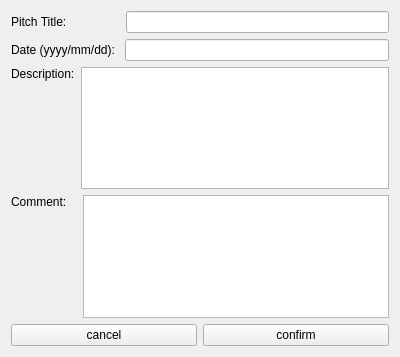
This is SDDD/addpitch.ui in hux8/SDD-Project as Qt 5 draws it before an edit. The edited form follows.
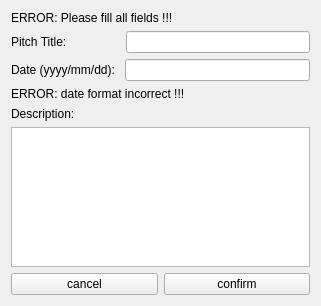
This is the edited form.

Patch:
```diff
--- a/SDDD/addpitch.ui
+++ b/SDDD/addpitch.ui
@@ -6,14 +6,21 @@
    <rect>
     <x>0</x>
     <y>0</y>
-    <width>400</width>
-    <height>357</height>
+    <width>321</width>
+    <height>306</height>
    </rect>
   </property>
   <property name="windowTitle">
    <string>Add New Pitch</string>
   </property>
   <layout class="QVBoxLayout" name="verticalLayout">
+   <item>
+    <widget class="QLabel" name="error">
+     <property name="text">
+      <string>ERROR: Please fill all fields !!!</string>
+     </property>
+    </widget>
+   </item>
    <item>
     <layout class="QHBoxLayout" name="horizontalLayout_4">
      <item>
@@ -42,15 +49,22 @@
      </item>
     </layout>
    </item>
+   <item alignment="Qt::AlignTop">
+    <widget class="QLabel" name="errord">
+     <property name="text">
+      <string>ERROR: date format incorrect !!!</string>
+     </property>
+    </widget>
+   </item>
+   <item>
+    <widget class="QLabel" name="label_3">
+     <property name="text">
+      <string>Description:</string>
+     </property>
+    </widget>
+   </item>
    <item>
     <layout class="QHBoxLayout" name="horizontalLayout">
-     <item alignment="Qt::AlignTop">
-      <widget class="QLabel" name="label_3">
-       <property name="text">
-        <string>Description:</string>
-       </property>
-      </widget>
-     </item>
      <item>
       <widget class="QTextEdit" name="description">
        <property name="enabled">
@@ -70,24 +84,6 @@
      </item>
     </layout>
    </item>
-   <item>
-    <layout class="QHBoxLayout" name="horizontalLayout_2">
-     <item alignment="Qt::AlignTop">
-      <widget class="QLabel" name="label_4">
-       <property name="text">
-        <string>Comment:   </string>
-       </property>
-      </widget>
-     </item>
-     <item>
-      <widget class="QTextBrowser" name="comment">
-       <property name="autoFillBackground">
-        <bool>true</bool>
-       </property>
-      </widget>
-     </item>
-    </layout>
-   </item>
    <item>
     <layout class="QHBoxLayout" name="horizontalLayout_3">
      <item>
```
Left out of the diff: 20 changed lines with no effect on the pictures.
